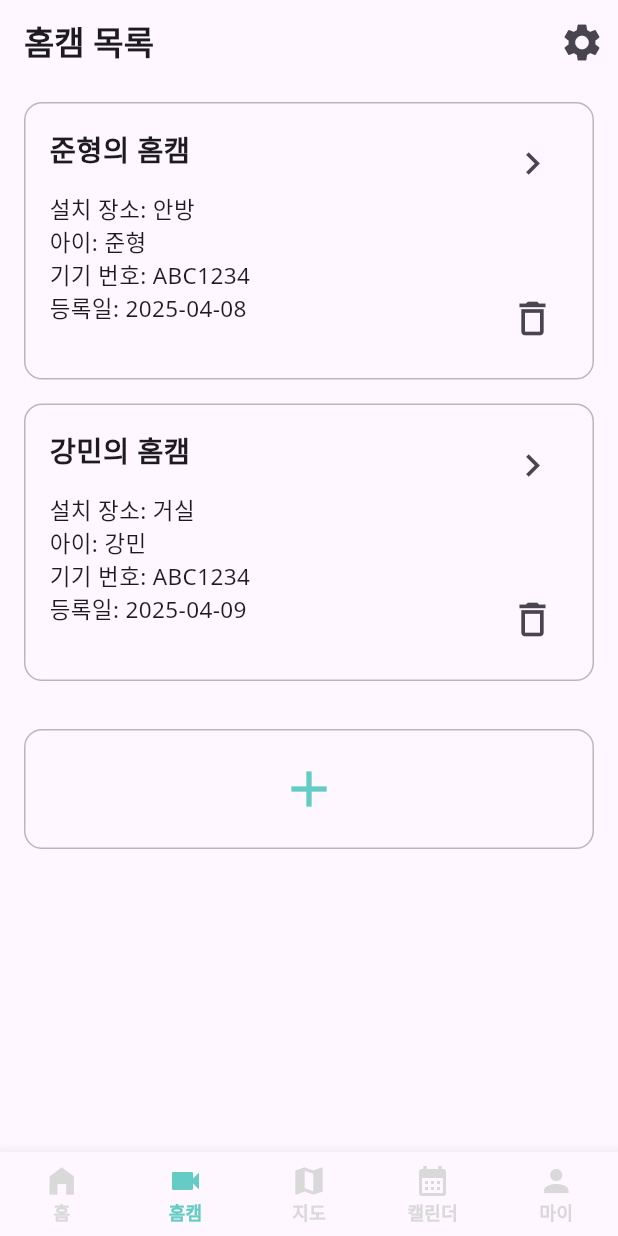
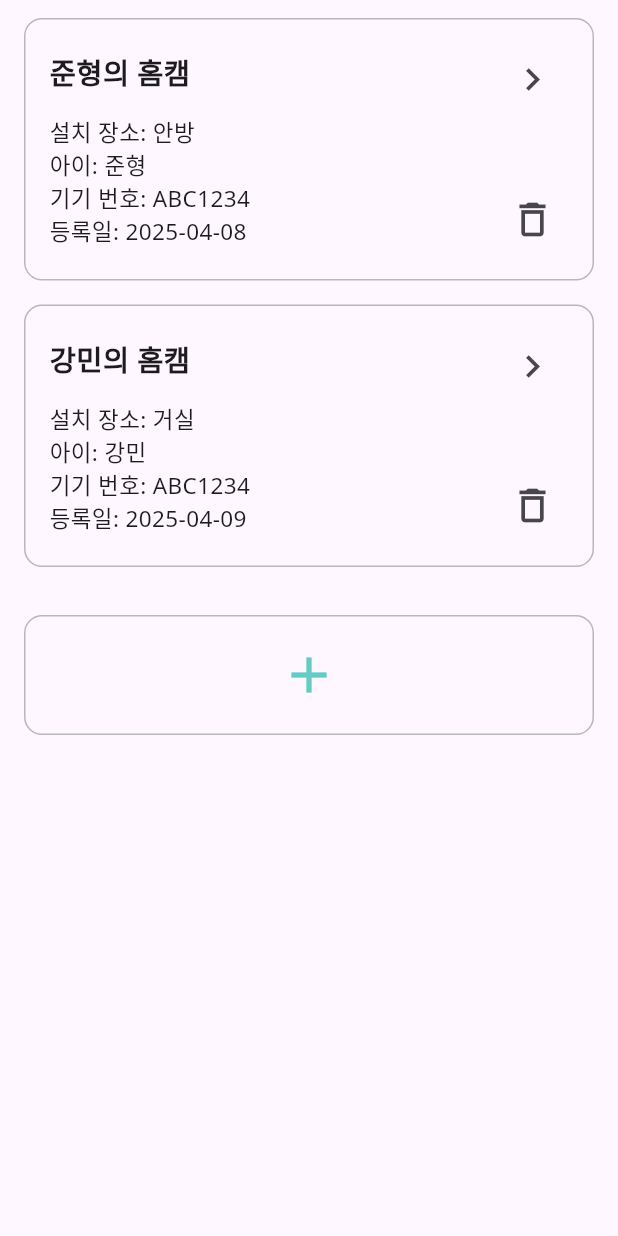
Before and after one commit to SMU-25/frontend, a Flutter app: the HomeCamListScreen screen opened directly, on a phone screen of 412 x 824 dp. Run offline on Flutter 3.47's test engine with Material 3 defaults, Android fonts, the phone set to English and light mode, and no system bars; our stand-ins replace dio, email_validator, fl_chart, image_picker, table_calendar; accounts and stored records are empty.

Commit message:
✨ [Refactor] Refactor HomeCam navigation and update HomeCamScreen to include editing functionality

```diff
--- a/lib/common/view/root_tab.dart
+++ b/lib/common/view/root_tab.dart
@@ -3,7 +3,7 @@ import 'package:team_project_front/calendar/view/calendar_screen.dart';
 import 'package:team_project_front/common/component/custom_appbar_root_tab.dart';
 import 'package:team_project_front/common/component/custom_navigation_bar.dart';
 import 'package:team_project_front/home/view/home.dart';
-import 'package:team_project_front/homecam/view/home_cam.dart';
+import 'package:team_project_front/homecam/view/home_cam_list.dart';
 import 'package:team_project_front/mypage/view/my_screen.dart';
 import 'package:team_project_front/settings/view/settings_screen.dart';
 
@@ -53,7 +53,7 @@ class _RootTabState extends State<RootTab> with SingleTickerProviderStateMixin {
         controller: controller,
         children: [
           HomeScreen(),
-          HomeCamScreen(),
+          HomeCamListScreen(),
           // MapScreen()
           Center(child: Container(child: Text('지도'))),
           CalendarScreen(),
--- a/lib/homecam/view/home_cam_list.dart
+++ b/lib/homecam/view/home_cam_list.dart
@@ -1,11 +1,10 @@
 import 'package:flutter/material.dart';
-import 'package:team_project_front/common/component/custom_navigation_bar.dart';
 import 'package:team_project_front/common/const/colors.dart';
-import 'package:team_project_front/common/view/root_tab.dart';
+import 'package:team_project_front/homecam/component/no_home_cam_view.dart';
 import 'package:team_project_front/homecam/model/home_cam.dart';
 import 'package:team_project_front/homecam/view/create_home_cam.dart';
 import 'package:team_project_front/homecam/view/delete_home_cam.dart';
-import 'package:team_project_front/homecam/view/update_home_cam.dart';
+import 'package:team_project_front/homecam/view/home_cam.dart';
 
 class HomeCamListScreen extends StatelessWidget {
   const HomeCamListScreen({super.key});
@@ -34,38 +33,22 @@ class HomeCamListScreen extends StatelessWidget {
     ];
 
     return Scaffold(
-      appBar: AppBar(
-        automaticallyImplyLeading: false,
-        title: const Text(
-          '홈캠 목록',
-          style: TextStyle(fontWeight: FontWeight.bold),
-        ),
-        actions: [
-          IconButton(
-            icon: const Icon(Icons.settings, size: 30),
-            onPressed: () {
-              // 설정 화면으로 이동 ?
-            },
-          ),
-        ],
-      ),
       body: SingleChildScrollView(
         padding: const EdgeInsets.symmetric(horizontal: 16.0, vertical: 12.0),
         child: Column(
-          children: [
-            ...homeCams.map((cam) => _buildHomeCamCard(context, cam)),
-            const SizedBox(height: 16),
-            _buildAddButton(context),
-          ],
+          children:
+              homeCams.isEmpty
+                  ? [
+                    NoHomeCamView(),
+                    const SizedBox(height: 16),
+                    _buildAddButton(context),
+                  ]
+                  : [
+                    ...homeCams.map((cam) => _buildHomeCamCard(context, cam)),
+                    const SizedBox(height: 16),
+                    _buildAddButton(context),
+                  ],
         ),
-      ),
-      bottomNavigationBar: CustomNavigationBar(
-        currentIndex: 1,
-        onTap: (index) {
-          Navigator.of(context).push(
-            MaterialPageRoute(builder: (_) => RootTab(initialTabIndex: index)),
-          );
-        },
       ),
     );
   }
@@ -79,7 +62,6 @@ class HomeCamListScreen extends StatelessWidget {
         border: Border.all(color: INPUT_BORDER_COLOR),
       ),
       child: Row(
-        crossAxisAlignment: CrossAxisAlignment.start,
         children: [
           Expanded(
             child: Column(
@@ -117,12 +99,12 @@ class HomeCamListScreen extends StatelessWidget {
               IconButton(
                 icon: const Icon(Icons.chevron_right, size: 30),
                 onPressed: () {
-                  Navigator.of(context).push(
-                    MaterialPageRoute(builder: (_) => UpdateHomeCamScreen()),
-                  );
+                  Navigator.of(
+                    context,
+                  ).push(MaterialPageRoute(builder: (_) => HomeCamScreen()));
                 },
               ),
-              const SizedBox(height: 55),
+              const SizedBox(height: 45),
               IconButton(
                 icon: const Icon(Icons.delete_outline, size: 30),
                 onPressed: () {
--- a/lib/homecam/view/update_home_cam.dart
+++ b/lib/homecam/view/update_home_cam.dart
@@ -52,7 +52,7 @@ class _UpdateHomeCamScreenState extends State<UpdateHomeCamScreen> {
     return Scaffold(
       appBar: AppBar(
         title: const Text(
-          '홈캠 등록',
+          '홈캠 수정',
           style: TextStyle(fontWeight: FontWeight.bold),
         ),
       ),
--- a/lib/main.dart
+++ b/lib/main.dart
@@ -41,8 +41,6 @@ class _App extends StatelessWidget {
         '/login': (context) => LoginScreen(),
         '/signup': (context) => SignupAgreementScreen(),
         '/report': (context) => Report(),
-        // 홈캠 리스트 라우팅처리 어케할지 아직 모름 일단 named로 지정해놓고 UI 확인하려고 함
-        '/home_cam_list': (context) => HomeCamListScreen(),
         // '/signup/email': (context) => SignupInfoScreen(),
       },
     );
```
Also changed, not shown: lib/homecam/view/home_cam.dart (+19 -5 lines).
